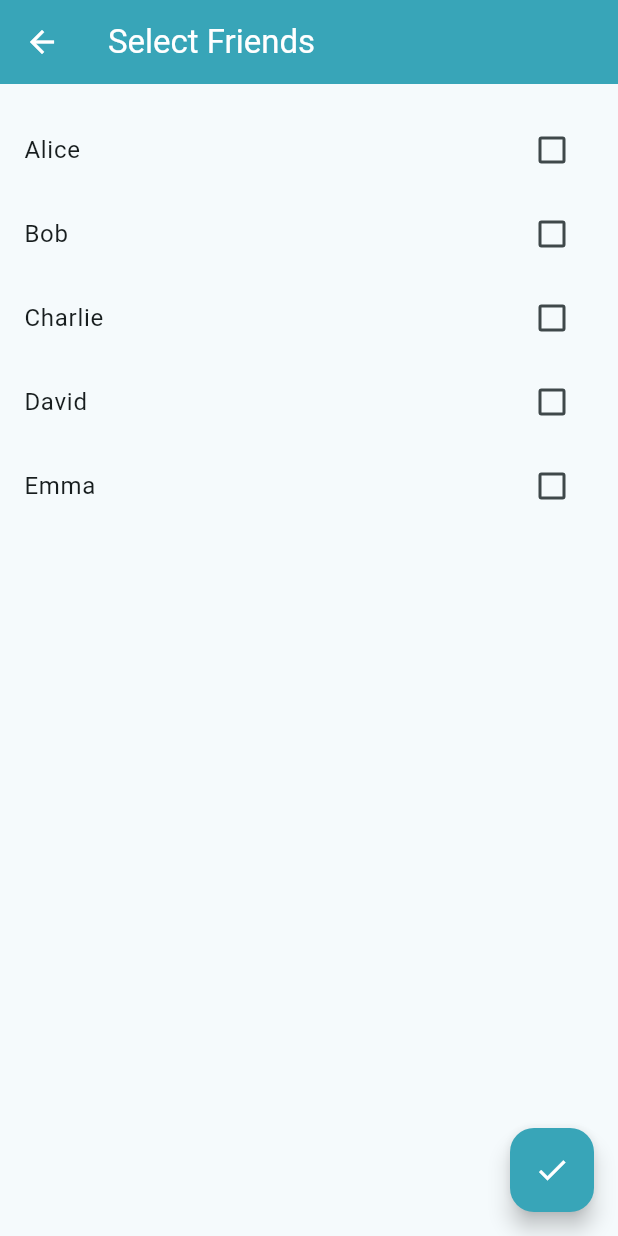
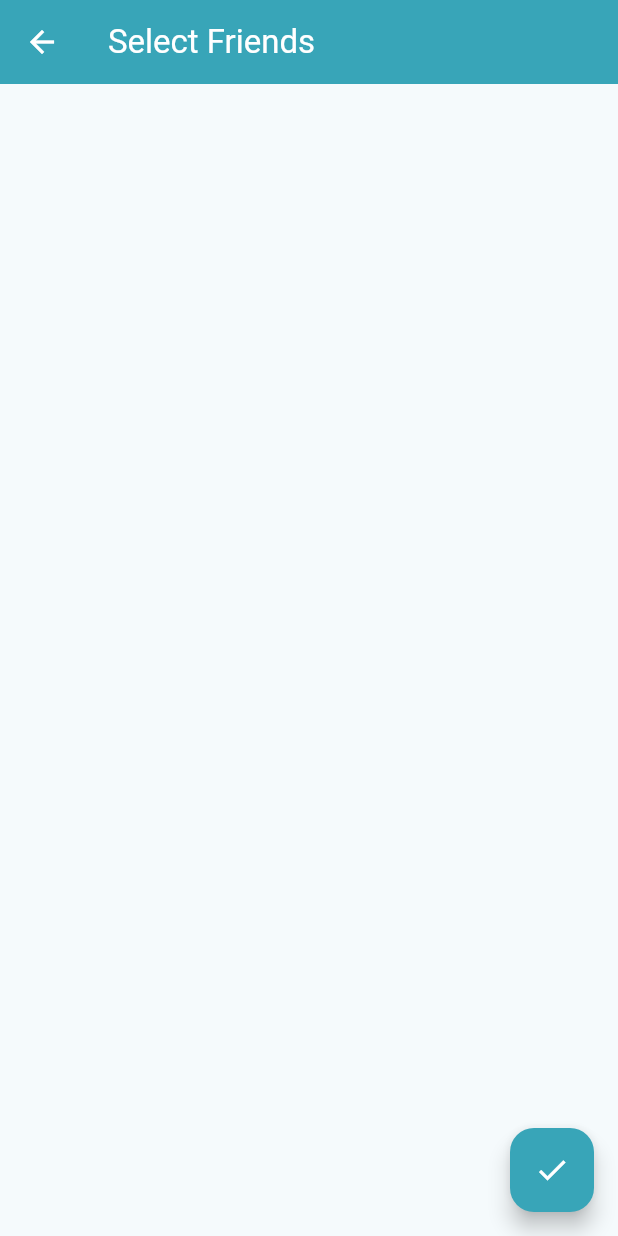
Before and after one commit to RobinKlim/birthday_planer, a Flutter app: the AddGiftPage screen opened directly, after a tap on "Select Friends", on a phone screen of 412 x 824 dp. Run offline on Flutter 3.47's test engine with Material 3 defaults, Android fonts, the phone set to English and light mode, and no system bars; our stand-ins replace isar; missing offline and left inert: dart:ffi; accounts and stored records are empty; generated files the repository leaves out were written again.

Commit message:
friend select

```diff
--- a/lib/pages/Gifts/gift_list_page.dart
+++ b/lib/pages/Gifts/gift_list_page.dart
@@ -14,10 +14,6 @@ class _GiftListPageState extends State<GiftListPage> {
   @override
   void didChangeDependencies() {
     super.didChangeDependencies();
-    readGifts();
-  }
-
-  void readGifts() {
     context.watch<Database>().getAllGifts();
   }
 
--- a/lib/pages/Gifts/gift_select_friends_page.dart
+++ b/lib/pages/Gifts/gift_select_friends_page.dart
@@ -1,19 +1,27 @@
 import 'package:flutter/material.dart';
+import 'package:birthday_planer/models/friend.dart';
+import 'package:birthday_planer/models/database.dart';
+import 'package:provider/provider.dart';
 
 class GiftSelectFriendsPage extends StatefulWidget {
-  final List<String> availableFriends;
-
-  GiftSelectFriendsPage({required this.availableFriends});
-
   @override
-  _GiftSelectFriendsPageState createState() => _GiftSelectFriendsPageState();
+  State<GiftSelectFriendsPage> createState() => _GiftSelectFriendsPageState();
 }
 
 class _GiftSelectFriendsPageState extends State<GiftSelectFriendsPage> {
-  List<String> selectedFriends = [];
+  Set<int> selectedFriendIds = {};
+
+  @override
+  void didChangeDependencies() {
+    super.didChangeDependencies();
+    context.read<Database>().getAllFriends();
+  }
 
   @override
   Widget build(BuildContext context) {
+    final database = context.watch<Database>();
+    List<Friend> friends = database.currentFriends;
+
     return Scaffold(
       appBar: AppBar(
         title: Text('Select Friends'),
@@ -23,17 +31,16 @@ class _GiftSelectFriendsPageState extends State<GiftSelectFriendsPage> {
       body: Column(
         crossAxisAlignment: CrossAxisAlignment.start,
         children: [
-          // Fixed selected friends list at the top
           Padding(
             padding: const EdgeInsets.all(8.0),
             child: Wrap(
               spacing: 8.0,
-              children: selectedFriends.map((friend) {
+              children: friends.where((friend) => selectedFriendIds.contains(friend.id)).map((friend) {
                 return Chip(
-                  label: Text(friend),
+                  label: Text(friend.name),
                   onDeleted: () {
                     setState(() {
-                      selectedFriends.remove(friend);
+                      selectedFriendIds.remove(friend.id);
                     });
                   },
                 );
@@ -42,16 +49,16 @@ class _GiftSelectFriendsPageState extends State<GiftSelectFriendsPage> {
           ),
           Expanded(
             child: ListView(
-              children: widget.availableFriends.map((friend) {
+              children: friends.map((friend) {
                 return CheckboxListTile(
-                  title: Text(friend),
-                  value: selectedFriends.contains(friend),
+                  title: Text(friend.name),
+                  value: selectedFriendIds.contains(friend.id),
                   onChanged: (bool? value) {
                     setState(() {
                       if (value == true) {
-                        selectedFriends.add(friend);
+                        selectedFriendIds.add(friend.id);
                       } else {
-                        selectedFriends.remove(friend);
+                        selectedFriendIds.remove(friend.id);
                       }
                     });
                   },
@@ -63,6 +70,7 @@ class _GiftSelectFriendsPageState extends State<GiftSelectFriendsPage> {
       ),
       floatingActionButton: FloatingActionButton(
         onPressed: () {
+          final List<Friend> selectedFriends = friends.where((friend) => selectedFriendIds.contains(friend.id)).toList();
           Navigator.pop(context, selectedFriends);
         },
         backgroundColor: Theme.of(context).colorScheme.primary,
--- a/lib/widgets/friend_card.dart
+++ b/lib/widgets/friend_card.dart
@@ -11,7 +11,7 @@ class FriendCard extends StatefulWidget {
         _friendNameController = friendNameController;
 
   @override
-  _FriendCardState createState() => _FriendCardState();
+  State<FriendCard> createState() => _FriendCardState();
 }
 
 class _FriendCardState extends State<FriendCard> {
--- a/lib/widgets/gift_card.dart
+++ b/lib/widgets/gift_card.dart
@@ -1,5 +1,7 @@
+import 'package:birthday_planer/models/friend.dart';
 import 'package:flutter/material.dart';
 import 'package:birthday_planer/pages/Gifts/gift_select_friends_page.dart';
+import 'package:flutter/services.dart';
 
 class GiftCard extends StatefulWidget {
   final TextEditingController _giftNameController;
@@ -18,28 +20,21 @@ class GiftCard extends StatefulWidget {
         _giftPriceController = giftPriceInEurosController;
 
   @override
-  _GiftCardState createState() => _GiftCardState();
+  State<GiftCard> createState() => _GiftCardState();
 }
 
 class _GiftCardState extends State<GiftCard> {
-  List<String> selectedFriends = [];
-  List<String> friendsList = [
-    'Alice',
-    'Bob',
-    'Charlie',
-    'David',
-    'Emma',
-  ];
+  List<Friend> selectedFriends = [];
 
   void _openSelectFriendsPage() async {
     final result = await Navigator.push(
       context,
       MaterialPageRoute(
-        builder: (context) => GiftSelectFriendsPage(availableFriends: friendsList),
+        builder: (context) => GiftSelectFriendsPage(),
       ),
     );
 
-    if (result != null && result is List<String>) {
+    if (result != null && result is List<Friend>) {
       setState(() {
         selectedFriends = result;
       });
@@ -88,6 +83,10 @@ class _GiftCardState extends State<GiftCard> {
             ),
             TextField(
               controller: widget._giftPriceController,
+              keyboardType: TextInputType.number,
+              inputFormatters: <TextInputFormatter>[
+                FilteringTextInputFormatter.digitsOnly,
+              ],
               decoration: InputDecoration(
                 labelText: 'Price (€)',
                 labelStyle: TextStyle(
@@ -101,7 +100,7 @@ class _GiftCardState extends State<GiftCard> {
               spacing: 8.0,
               children: selectedFriends.map((friend) {
                 return Chip(
-                  label: Text(friend),
+                  label: Text(friend.name),
                   onDeleted: () {
                     setState(() {
                       selectedFriends.remove(friend);
```
